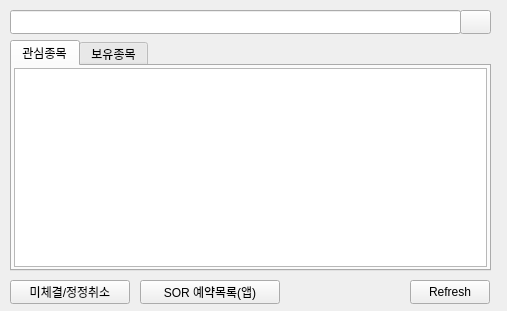
Old version of the form src/ui/mainwindow.ui in the repository ChiwonMoon/StockFlow.
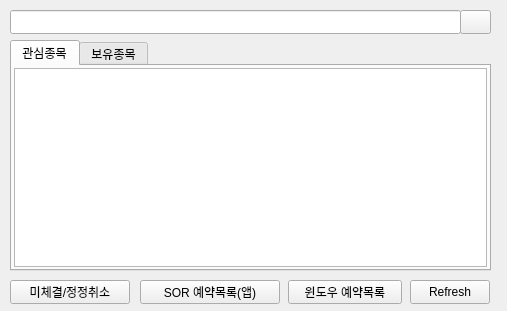
New version of the form. Icons and pictures are not drawn.

Commit message: 윈도우 작업 스케줄러 예약매도 추가 및 호가단위 처리

Patch:
```diff
--- a/src/ui/mainwindow.ui
+++ b/src/ui/mainwindow.ui
@@ -53,6 +53,22 @@
      <string>SOR 예약목록(앱)</string>
     </property>
    </widget>
+   <widget class="QPushButton" name="btnWinTasks">
+    <property name="geometry">
+     <rect>
+      <x>288</x>
+      <y>280</y>
+      <width>114</width>
+      <height>24</height>
+     </rect>
+    </property>
+    <property name="toolTip">
+     <string>윈도우 작업 스케줄러에 등록된 예약매도 목록. 앱을 꺼도 발사됩니다.</string>
+    </property>
+    <property name="text">
+     <string>윈도우 예약목록</string>
+    </property>
+   </widget>
    <widget class="QTabWidget" name="tabWidget">
     <property name="geometry">
      <rect>
```
The commit also changes 12 other files.
